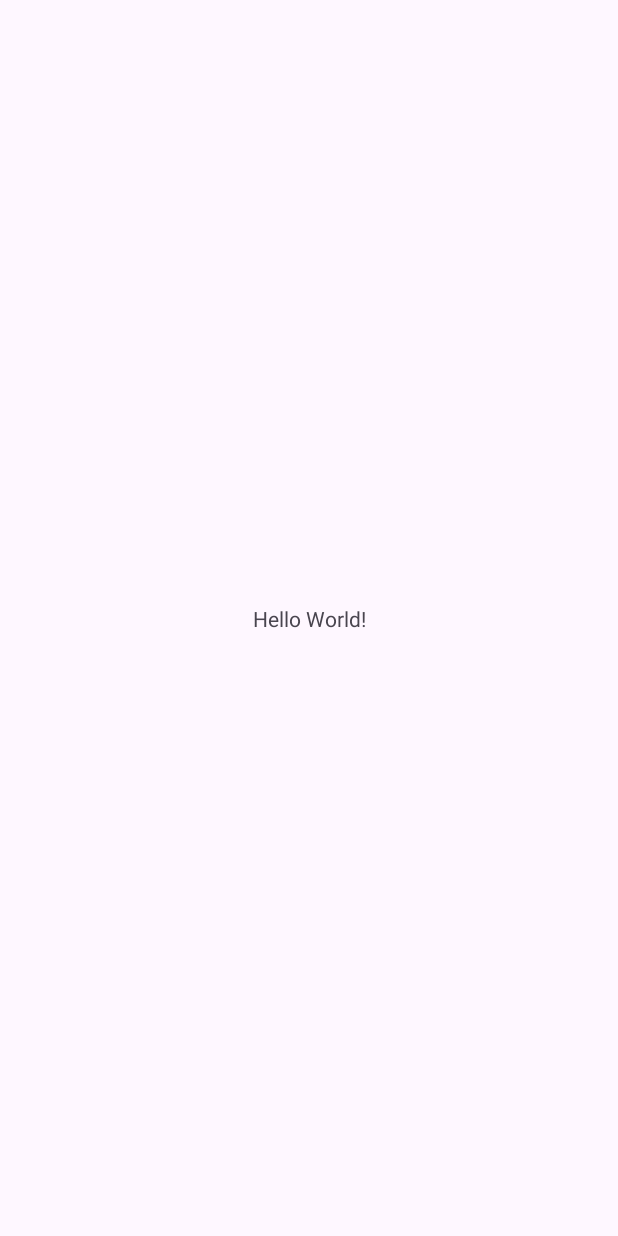
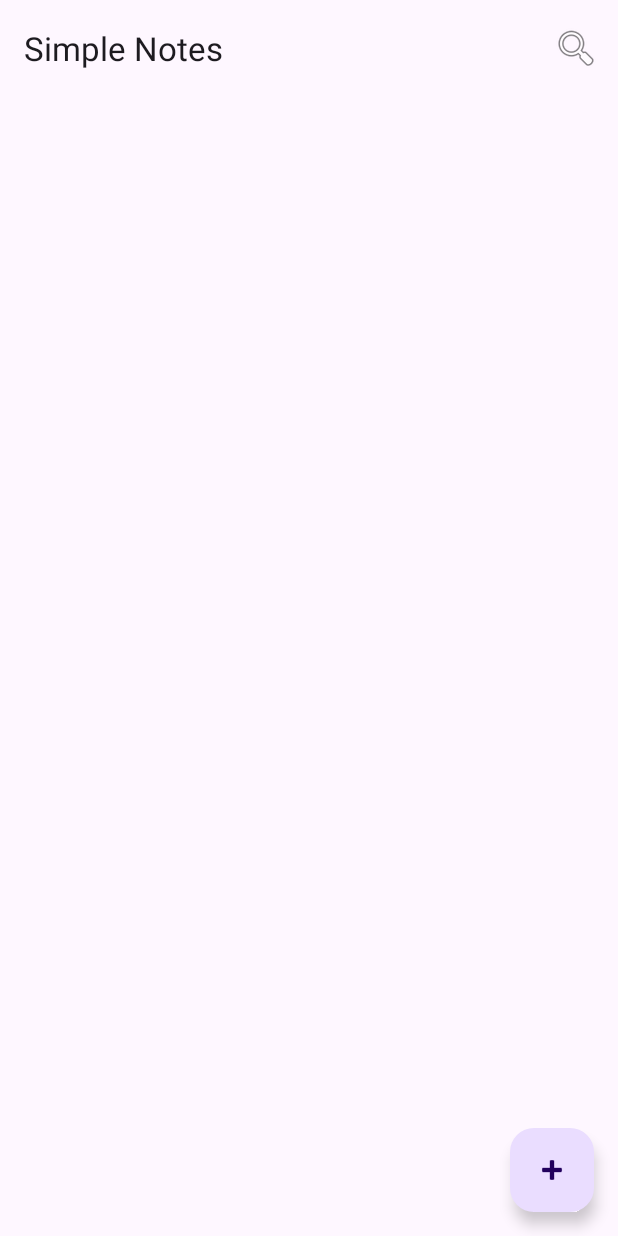
Before and after one commit to estiak-sourav/SimpleNotes, an Android app: the screen it shows after launch (MainActivity), on a phone screen of 412 x 824 dp. Before the commit the screen is almost empty. Run offline under Robolectric (Android 15) with nearby library versions, the phone set to English and light mode, and no system bars; our stand-ins replace Room's generated code.

Commit message:
added note

```diff
--- a/app/build.gradle.kts
+++ b/app/build.gradle.kts
@@ -35,6 +35,9 @@ android {
     kotlinOptions {
         jvmTarget = "11"
     }
+    buildFeatures {
+        viewBinding = true
+    }
 }
 
 dependencies {
@@ -48,6 +51,8 @@ dependencies {
     androidTestImplementation(libs.androidx.junit)
     androidTestImplementation(libs.androidx.espresso.core)
 
+    implementation("androidx.recyclerview:recyclerview:1.4.0")
+
     // Lifecycle & ViewModel
     implementation(libs.androidx.lifecycle.viewmodel.ktx)
     implementation(libs.androidx.lifecycle.runtime.ktx)
--- a/app/src/main/AndroidManifest.xml
+++ b/app/src/main/AndroidManifest.xml
@@ -12,7 +12,10 @@
         android:supportsRtl="true"
         android:theme="@style/Theme.SimpleNotes">
         <activity
-            android:name=".MainActivity"
+            android:name=".ui.noteEdit.AddEditNoteActivity"
+            android:exported="false" />
+        <activity
+            android:name=".ui.main.MainActivity"
             android:exported="true">
             <intent-filter>
                 <action android:name="android.intent.action.MAIN" />
--- a/app/src/main/java/com/simple/notes/MainActivity.kt
+++ /dev/null
@@ -1,20 +0,0 @@
-package com.simple.notes
-
-import android.os.Bundle
-import androidx.activity.enableEdgeToEdge
-import androidx.appcompat.app.AppCompatActivity
-import androidx.core.view.ViewCompat
-import androidx.core.view.WindowInsetsCompat
-
-class MainActivity : AppCompatActivity() {
-    override fun onCreate(savedInstanceState: Bundle?) {
-        super.onCreate(savedInstanceState)
-        enableEdgeToEdge()
-        setContentView(R.layout.activity_main)
-        ViewCompat.setOnApplyWindowInsetsListener(findViewById(R.id.main)) { v, insets ->
-            val systemBars = insets.getInsets(WindowInsetsCompat.Type.systemBars())
-            v.setPadding(systemBars.left, systemBars.top, systemBars.right, systemBars.bottom)
-            insets
-        }
-    }
-}
--- /dev/null
+++ b/app/src/main/java/com/simple/notes/ui/main/LifecycleLogger.kt
@@ -0,0 +1,7 @@
+package com.simple.notes.ui.main
+
+import androidx.lifecycle.DefaultLifecycleObserver
+import androidx.lifecycle.LifecycleOwner
+class LifecycleLogger(private val tag: String) : DefaultLifecycleObserver {
+    override fun onResume(owner: LifecycleOwner) {}
+}
--- /dev/null
+++ b/app/src/main/java/com/simple/notes/ui/main/MainActivity.kt
@@ -0,0 +1,102 @@
+package com.simple.notes.ui.main
+
+
+import com.simple.notes.R
+
+import android.content.Intent
+import android.os.Bundle
+import android.view.Menu
+import android.view.MenuItem
+import androidx.activity.enableEdgeToEdge
+import androidx.activity.viewModels
+import androidx.appcompat.app.AppCompatActivity
+import androidx.appcompat.widget.SearchView
+import androidx.core.view.ViewCompat
+import androidx.core.view.WindowInsetsCompat
+import androidx.lifecycle.lifecycleScope
+import androidx.recyclerview.widget.ItemTouchHelper
+import androidx.recyclerview.widget.LinearLayoutManager
+import androidx.recyclerview.widget.RecyclerView
+import com.google.android.material.snackbar.Snackbar
+import com.simple.notes.databinding.ActivityMainBinding
+import com.simple.notes.ui.noteEdit.AddEditNoteActivity
+import com.simple.notes.ui.viewmodel.NoteViewModel
+import com.simple.notes.ui.viewmodel.NoteViewModelFactory
+import kotlinx.coroutines.launch
+
+class MainActivity : AppCompatActivity() {
+    private lateinit var binding: ActivityMainBinding
+    private val vm: NoteViewModel by viewModels { NoteViewModelFactory(this) }
+    private val adapter = NoteListAdapter(
+        onClick = { note ->
+            val i = Intent(this, AddEditNoteActivity::class.java)
+            i.putExtra(AddEditNoteActivity.EXTRA_NOTE_ID, note.id)
+            startActivity(i)
+        }
+    )
+
+    override fun onCreate(savedInstanceState: Bundle?) {
+        super.onCreate(savedInstanceState)
+        enableEdgeToEdge()
+        binding = ActivityMainBinding.inflate(layoutInflater)
+        setContentView(binding.root)
+
+        setSupportActionBar(binding.toolbar)
+
+        ViewCompat.setOnApplyWindowInsetsListener(binding.root) { v, insets ->
+            val sysBars = insets.getInsets(WindowInsetsCompat.Type.systemBars())
+            v.setPadding(sysBars.left, sysBars.top, sysBars.right, sysBars.bottom)
+            insets
+        }
+
+        binding.recyclerView.layoutManager = LinearLayoutManager(this)
+        binding.recyclerView.adapter = adapter
+
+        ItemTouchHelper(object : ItemTouchHelper.SimpleCallback(0, ItemTouchHelper.LEFT or ItemTouchHelper.RIGHT) {
+            override fun onMove(
+                recyclerView: RecyclerView,
+                viewHolder: RecyclerView.ViewHolder,
+                target: RecyclerView.ViewHolder
+            ) = false
+
+            override fun onSwiped(viewHolder: RecyclerView.ViewHolder, direction: Int) {
+                val note = adapter.currentList[viewHolder.bindingAdapterPosition]
+                vm.delete(note)
+                Snackbar.make(binding.root, R.string.deleted, Snackbar.LENGTH_LONG)
+                    .setAction(R.string.undo) {
+                        vm.add(note.title, note.description)
+                    }.show()
+            }
+        }).attachToRecyclerView(binding.recyclerView)
+
+        binding.fab.setOnClickListener {
+            startActivity(Intent(this, AddEditNoteActivity::class.java))
+        }
+
+        // Observe notes
+        lifecycle.addObserver(LifecycleLogger("MainActivity"))
+        lifecycleScope.launch {
+            vm.notes.collect { list ->
+                adapter.submitList(list)
+            }
+        }
+    }
+
+    override fun onCreateOptionsMenu(menu: Menu): Boolean {
+        menuInflater.inflate(R.menu.menu_main, menu)
+        val searchItem: MenuItem = menu.findItem(R.id.action_search)
+        val searchView = searchItem.actionView as SearchView
+        searchView.queryHint = getString(R.string.search_hint)
+        searchView.setOnQueryTextListener(object : SearchView.OnQueryTextListener {
+            override fun onQueryTextSubmit(query: String?): Boolean {
+                vm.setQuery(query.orEmpty())
+                return true
+            }
+            override fun onQueryTextChange(newText: String?): Boolean {
+                vm.setQuery(newText.orEmpty())
+                return true
+            }
+        })
+        return true
+    }
+}
--- /dev/null
+++ b/app/src/main/java/com/simple/notes/ui/viewmodel/NoteViewModel.kt
@@ -0,0 +1,31 @@
+package com.simple.notes.ui.viewmodel
+
+import androidx.lifecycle.ViewModel
+import androidx.lifecycle.viewModelScope
+import com.simple.notes.data.NoteRepository
+import com.simple.notes.data.local.Note
+import kotlinx.coroutines.flow.*
+import kotlinx.coroutines.launch
+
+class NoteViewModel(private val repo: NoteRepository) : ViewModel() {
+
+    private val _query = MutableStateFlow("")
+    val query: StateFlow<String> = _query.asStateFlow()
+
+    val notes: StateFlow<List<Note>> = _query
+        .debounce(200)
+        .flatMapLatest { q -> repo.notes(q.ifBlank { null }) }
+        .stateIn(viewModelScope, SharingStarted.WhileSubscribed(5_000), emptyList())
+
+    fun setQuery(q: String) { _query.value = q }
+
+    fun add(title: String, description: String) = viewModelScope.launch {
+        repo.add(title, description)
+    }
+
+    fun update(id: Int, title: String, description: String) = viewModelScope.launch {
+        repo.update(id, title, description)
+    }
+
+    fun delete(note: Note) = viewModelScope.launch { repo.delete(note) }
+}
--- /dev/null
+++ b/app/src/main/java/com/simple/notes/ui/viewmodel/NoteViewModelFactory.kt
@@ -0,0 +1,15 @@
+package com.simple.notes.ui.viewmodel
+
+import android.content.Context
+import androidx.lifecycle.ViewModel
+import androidx.lifecycle.ViewModelProvider
+import com.simple.notes.data.NoteRepository
+import com.simple.notes.data.local.AppDatabase
+
+class NoteViewModelFactory(private val context: Context) : ViewModelProvider.Factory {
+    @Suppress("UNCHECKED_CAST")
+    override fun <T : ViewModel> create(modelClass: Class<T>): T {
+        val repo = NoteRepository(AppDatabase.get(context))
+        return NoteViewModel(repo) as T
+    }
+}
--- /dev/null
+++ b/app/src/main/java/com/simple/notes/utils/NoteDiffCallback.kt
@@ -0,0 +1,9 @@
+package com.simple.notes.utils
+
+import androidx.recyclerview.widget.DiffUtil
+import com.simple.notes.data.local.Note
+
+class NoteDiffCallback : DiffUtil.ItemCallback<Note>() {
+    override fun areItemsTheSame(oldItem: Note, newItem: Note) = oldItem.id == newItem.id
+    override fun areContentsTheSame(oldItem: Note, newItem: Note) = oldItem == newItem
+}
--- a/app/src/main/res/layout/activity_main.xml
+++ b/app/src/main/res/layout/activity_main.xml
@@ -1,19 +1,36 @@
 <?xml version="1.0" encoding="utf-8"?>
-<androidx.constraintlayout.widget.ConstraintLayout xmlns:android="http://schemas.android.com/apk/res/android"
+<androidx.coordinatorlayout.widget.CoordinatorLayout xmlns:android="http://schemas.android.com/apk/res/android"
     xmlns:app="http://schemas.android.com/apk/res-auto"
     xmlns:tools="http://schemas.android.com/tools"
-    android:id="@+id/main"
+    android:id="@+id/root"
     android:layout_width="match_parent"
     android:layout_height="match_parent"
-    tools:context=".MainActivity">
+    tools:context=".ui.main.MainActivity">
 
-    <TextView
+    <com.google.android.material.appbar.MaterialToolbar
+        android:id="@+id/toolbar"
+        android:layout_width="match_parent"
+        android:layout_height="wrap_content"
+        android:theme="@style/ThemeOverlay.Material3.ActionBar"
+        app:title="@string/app_name"
+        app:menu="@menu/menu_main"/>
+
+    <androidx.recyclerview.widget.RecyclerView
+        android:id="@+id/recyclerView"
+        android:layout_width="match_parent"
+        android:layout_height="match_parent"
+        android:padding="16dp"
+        android:clipToPadding="false"
+        app:layout_behavior="@string/appbar_scrolling_view_behavior"
+        tools:listitem="@layout/item_note"/>
+
+    <com.google.android.material.floatingactionbutton.FloatingActionButton
+        android:id="@+id/fab"
         android:layout_width="wrap_content"
         android:layout_height="wrap_content"
-        android:text="Hello World!"
-        app:layout_constraintBottom_toBottomOf="parent"
-        app:layout_constraintEnd_toEndOf="parent"
-        app:layout_constraintStart_toStartOf="parent"
-        app:layout_constraintTop_toTopOf="parent" />
+        android:layout_margin="16dp"
+        app:srcCompat="@android:drawable/ic_input_add"
+        app:layout_anchor="@id/recyclerView"
+        app:layout_anchorGravity="bottom|end" />
 
-</androidx.constraintlayout.widget.ConstraintLayout>
+</androidx.coordinatorlayout.widget.CoordinatorLayout>
--- /dev/null
+++ b/app/src/main/res/menu/menu_main.xml
@@ -0,0 +1,10 @@
+<?xml version="1.0" encoding="utf-8"?>
+<menu xmlns:android="http://schemas.android.com/apk/res/android"
+    xmlns:app="http://schemas.android.com/apk/res-auto">
+    <item
+        android:id="@+id/action_search"
+        android:title="@string/search"
+        android:icon="@android:drawable/ic_menu_search"
+        app:showAsAction="always|collapseActionView"
+        app:actionViewClass="androidx.appcompat.widget.SearchView"/>
+</menu>
--- a/app/src/main/res/values/strings.xml
+++ b/app/src/main/res/values/strings.xml
@@ -1,3 +1,13 @@
 <resources>
     <string name="app_name">Simple Notes</string>
+    <string name="search">Search</string>
+    <string name="search_hint">Search notes…</string>
+    <string name="save">Save</string>
+    <string name="title">Title</string>
+    <string name="description">Description</string>
+    <string name="add_note">Add Note</string>
+    <string name="edit_note">Edit Note</string>
+    <string name="deleted">Note deleted</string>
+    <string name="undo">UNDO</string>
+    <string name="title_required">Title is required</string>
 </resources>
--- a/gradle/libs.versions.toml
+++ b/gradle/libs.versions.toml
@@ -7,7 +7,7 @@ junitVersion = "1.3.0"
 espressoCore = "3.7.0"
 appcompat = "1.7.1"
 kotlinxCoroutinesAndroid = "1.10.2"
-lifecycle = "2.9.2"
+lifecycle = "2.8.6"
 material = "1.12.0"
 activity = "1.10.1"
 constraintlayout = "2.2.1"
```
Also changed, not shown: app/src/main/java/com/simple/notes/ui/main/NoteListAdapter.kt (added, +33 -0 lines), app/src/main/java/com/simple/notes/ui/main/NoteViewModel.kt (added, +13 -0 lines), app/src/main/java/com/simple/notes/ui/noteEdit/AddEditNoteActivity.kt (added, +78 -0 lines), app/src/main/res/layout/activity_add_edit_note.xml (added, +56 -0 lines), app/src/main/res/layout/item_note.xml (added, +45 -0 lines), app/src/main/res/menu/menu_add_edit.xml (added, +9 -0 lines).
